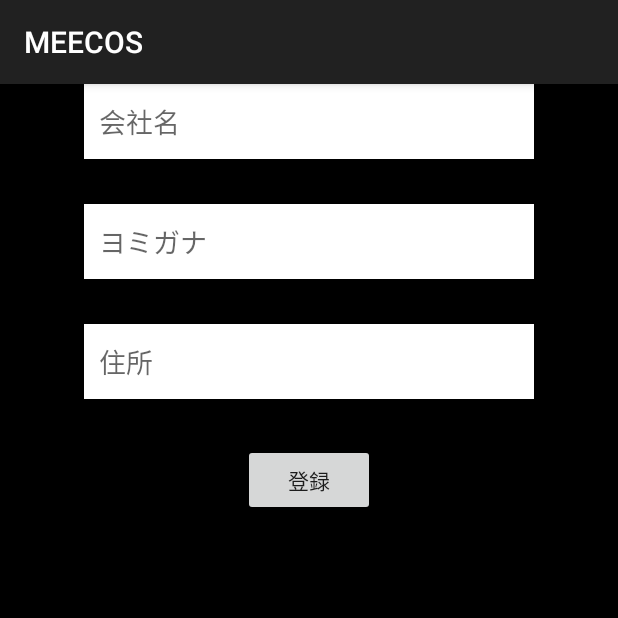
After one commit to kotaro-matsui/MEECOS, an Android app: the fragment CreateCustomerFragment shown on its own in the app's theme, on a phone screen of 412 x 824 dp, the top half of it. The commit adds this screen. Run offline under Robolectric (Android 15) with nearby library versions, the phone set to English and light mode, and no system bars; libraries missing offline, so code that uses them is left out: io.realm; 2 statements that could not run were skipped.

```diff
--- /dev/null
+++ b/app/src/main/java/com/example/meecos/Fragment/Customer/CreateCustomerFragment.kt
@@ -0,0 +1,129 @@
+package com.example.meecos.Fragment.Customer
+
+import android.os.Bundle
+import android.text.Editable
+import android.text.TextWatcher
+import android.view.LayoutInflater
+import android.view.View
+import android.view.ViewGroup
+import android.widget.Button
+import android.widget.EditText
+import com.example.meecos.Fragment.Base.BaseFragment
+import com.example.meecos.Model.CustomerObject
+import com.example.meecos.R
+import io.realm.Realm
+import io.realm.RealmConfiguration
+
+
+class CreateCustomerFragment : BaseFragment(), TextWatcher {
+
+    lateinit var realm : Realm
+
+    private var customerName = "会社名"
+    private var customerHowToRead = "読み方"
+
+    override fun onCreateView(
+        inflater: LayoutInflater,
+        container: ViewGroup?,
+        savedInstanceState: Bundle?
+    ): View? {
+        val view = inflater.inflate(R.layout.fragment_create_customer, container, false)
+
+        val createButton = view.findViewById<Button>(R.id.create_c)
+        createButton.setOnClickListener(onButtonClick)
+
+        val cName = view.findViewById<EditText>(R.id.customer_name)
+        cName.addTextChangedListener(this)
+
+        val cHowToRead = view.findViewById<EditText>(R.id.customer_how_to_read)
+        cHowToRead.addTextChangedListener(this)
+
+        setTitle("客先登録")
+        return view
+    }
+
+    private val onButtonClick = View.OnClickListener {
+        realmCreate()
+    }
+
+    /**
+     * UserのプライマリキーuserIdの最大値をインクリメントした値を取得する。
+     * Userが1度も作成されていなければ1を取得する。
+     */
+    private fun getNextUserId(): Int {
+        // 初期化
+        var nextUserId = 1
+        // userIdの最大値を取得
+        val maxUserId: Number? = realm.where(CustomerObject::class.java).max("id")
+        // 1度もデータが作成されていない場合はNULLが返ってくるため、NULLチェックをする
+        if (maxUserId != null) {
+            nextUserId = maxUserId.toInt() + 1
+        }
+        return nextUserId
+    }
+
+    override fun beforeTextChanged(s: CharSequence?, start: Int, count: Int, after: Int) {
+//        if (requireView().id == R.id.customer_name) {
+////
+////        } else if (requireView().id == R.id.customer_how_to_read) {
+////
+////        }
+
+    }
+
+    override fun onTextChanged(s: CharSequence?, start: Int, before: Int, count: Int) {
+//        if (requireView().id == R.id.customer_name) {
+//
+//        } else if (requireView().id == R.id.customer_how_to_read) {
+//
+//        }
+
+    }
+
+    override fun afterTextChanged(s: Editable?) {
+
+        val inputStr = s.toString()
+
+        if (requireView().id == R.id.customer_name) {
+            customerName = inputStr
+        } else if (requireView().id == R.id.customer_how_to_read) {
+            customerHowToRead = inputStr
+        }
+
+//        when (requireView().id) {
+//            R.id.customer_name -> customerName = inputStr
+//            R.id.customer_how_to_read -> customerHowToRead = inputStr
+//        }
+
+    }
+
+    private fun realmCreate(){
+
+        Realm.init(requireActivity().applicationContext)
+        val config = RealmConfiguration.Builder()
+            .deleteRealmIfMigrationNeeded()
+            .build()
+        Realm.setDefaultConfiguration(config)
+
+        //initしたインスタンスをとってくる
+        realm = Realm.getDefaultInstance()
+
+        // トランザクションして登録
+        try {
+
+            realm.executeTransaction { realm ->
+
+                val obj = realm.createObject(CustomerObject::class.java, getNextUserId())
+                obj.name = customerName
+                obj.howToRead = customerHowToRead
+
+            }
+
+        } catch (e: Exception) {
+            println("exceptionエラー:" + e.message)
+        } catch (r: RuntimeException) {
+            println("runtime exceptionエラー:" + r.message)
+        }
+    }
+
+}
--- /dev/null
+++ b/app/src/main/res/layout/fragment_create_customer.xml
@@ -0,0 +1,45 @@
+<?xml version="1.0" encoding="utf-8"?>
+<LinearLayout xmlns:android="http://schemas.android.com/apk/res/android"
+    android:orientation="vertical"
+    android:layout_width="match_parent"
+    android:layout_height="match_parent"
+    android:background="@color/black">
+
+    <EditText
+        android:id="@+id/customer_name"
+        android:layout_width="300dp"
+        android:layout_height="50dp"
+        android:layout_gravity="center"
+        android:background="@color/white"
+        android:paddingStart="10sp"
+        android:hint="会社名"/>
+
+    <EditText
+        android:id="@+id/customer_how_to_read"
+        android:layout_width="300dp"
+        android:layout_height="50dp"
+        android:layout_marginTop="30dp"
+        android:layout_gravity="center"
+        android:background="@color/white"
+        android:paddingStart="10sp"
+        android:hint="ヨミガナ"/>
+
+    <EditText
+        android:id="@+id/customer_address"
+        android:layout_width="300dp"
+        android:layout_height="50dp"
+        android:layout_marginTop="30dp"
+        android:layout_gravity="center"
+        android:background="@color/white"
+        android:paddingStart="10sp"
+        android:hint="住所"/>
+
+    <Button
+        android:id="@+id/create_c"
+        android:layout_width="wrap_content"
+        android:layout_height="wrap_content"
+        android:layout_marginTop="30dp"
+        android:layout_gravity="center"
+        android:text="登録"/>
+
+</LinearLayout>
```
Also changed, not shown: app/src/main/java/com/example/meecos/Fragment/Customer/CustomerFragment.kt (+130 -64 lines), app/src/main/java/com/example/meecos/Model/CustomerObject.kt (+5 -2 lines), app/src/main/res/layout/fragment_customer.xml (+19 -2 lines).
